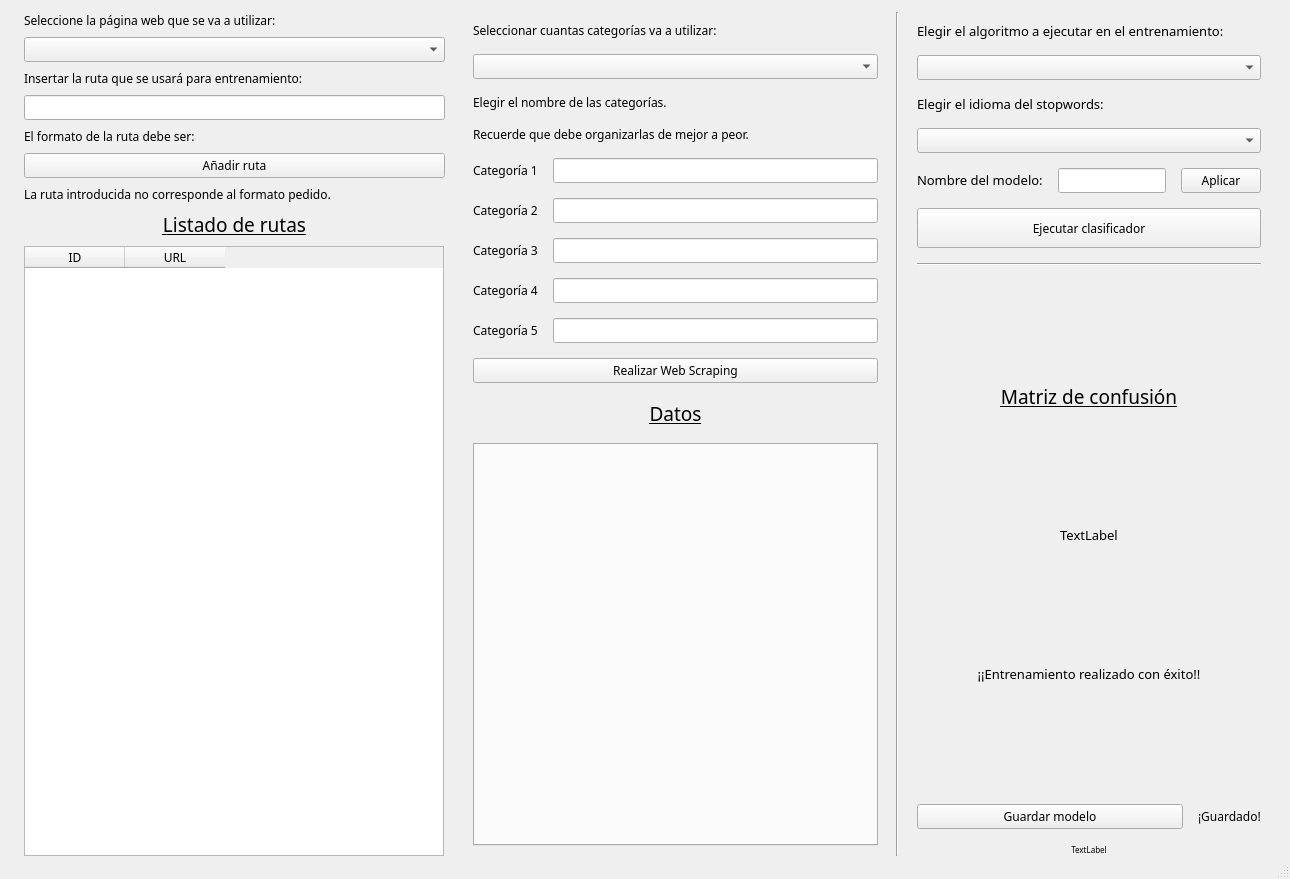
Old version of the form Resources/UI/VentanaEntrenamientoWeb.ui in the repository 40CompilerErrors/Proyecto2.
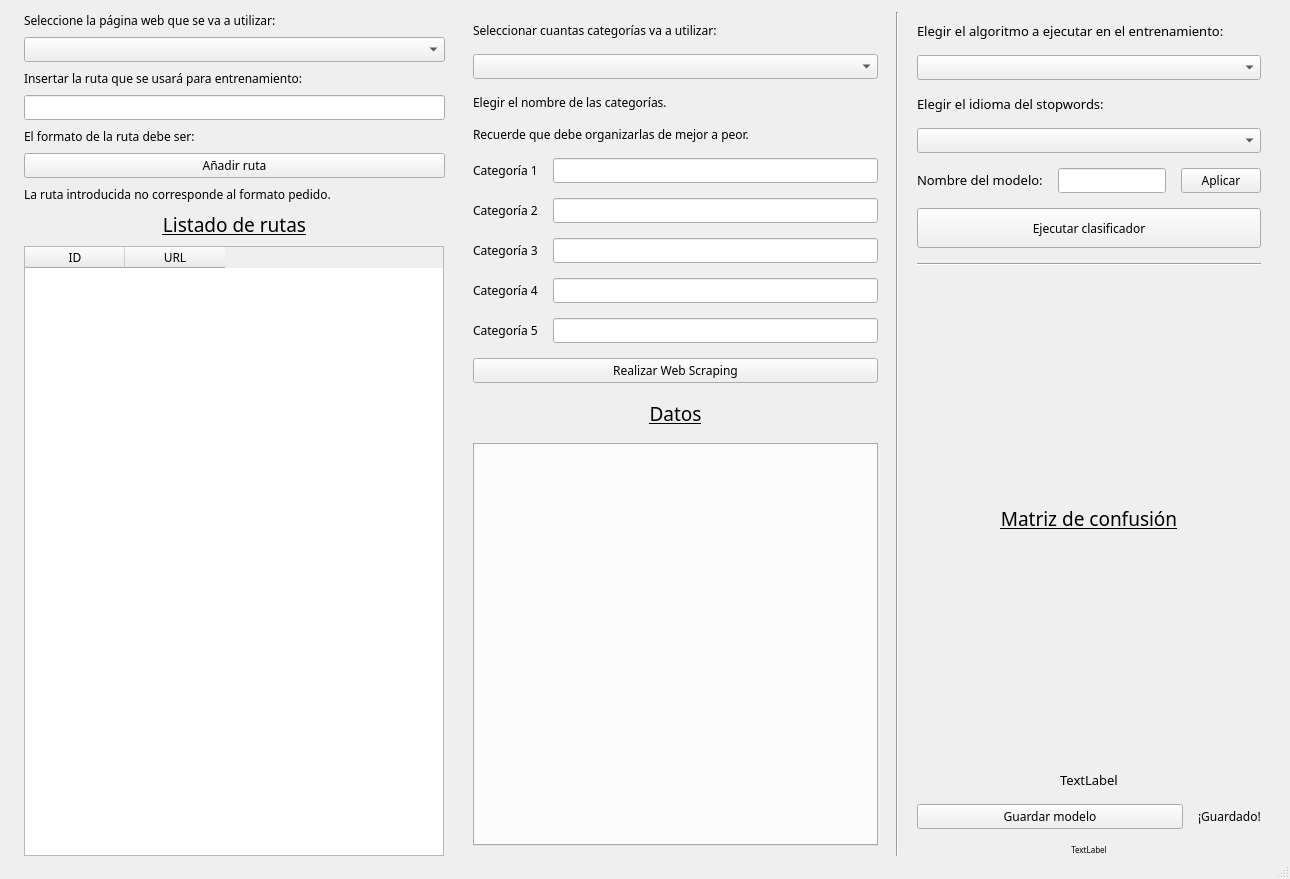
New version of the form. Icons and pictures are not drawn.

The edit to the form file:
```diff
--- a/Resources/UI/VentanaEntrenamientoWeb.ui
+++ b/Resources/UI/VentanaEntrenamientoWeb.ui
@@ -520,22 +520,6 @@
         </property>
        </widget>
       </item>
-      <item>
-       <widget class="QLabel" name="label_exito">
-        <property name="font">
-         <font>
-          <family>Questrial</family>
-          <pointsize>10</pointsize>
-         </font>
-        </property>
-        <property name="text">
-         <string>¡¡Entrenamiento realizado con éxito!!</string>
-        </property>
-        <property name="alignment">
-         <set>Qt::AlignCenter</set>
-        </property>
-       </widget>
-      </item>
       <item>
        <layout class="QHBoxLayout" name="layout_GuardarModelo">
         <item>
```
